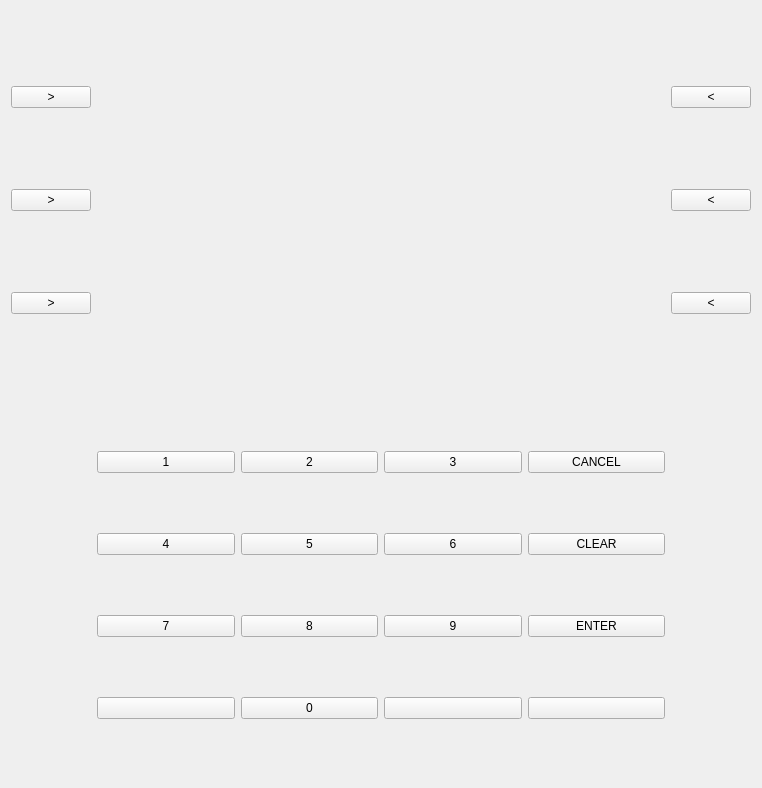
Qt form frontend/ATMSimulator.ui (katerynabratiuk/ATM) before a commit.
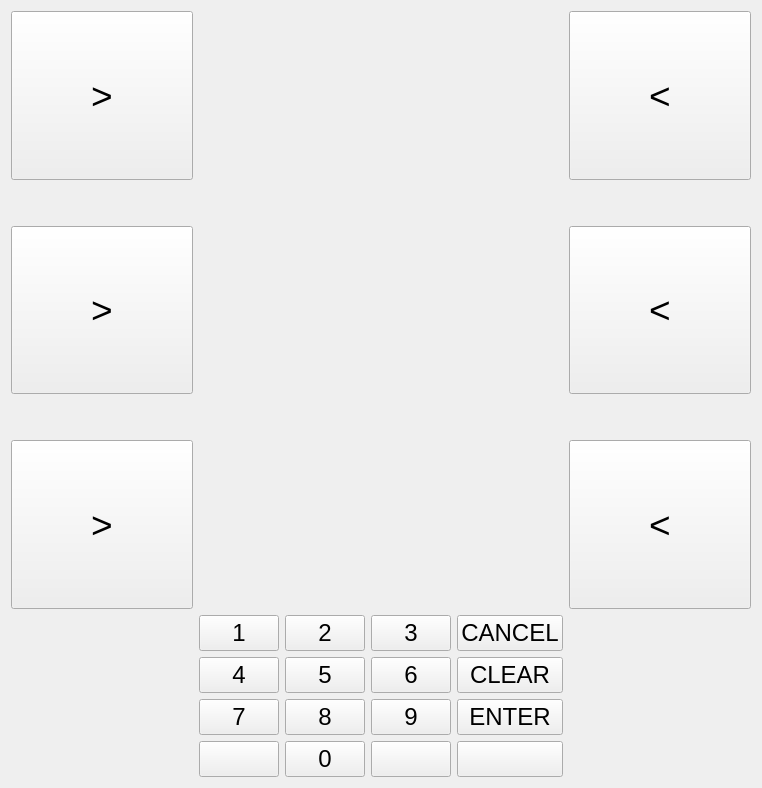
The same form after that commit.

Commit message: feat: change main atm interface style

Diff of the .ui file:
```diff
--- a/frontend/ATMSimulator.ui
+++ b/frontend/ATMSimulator.ui
@@ -17,6 +17,12 @@
    <layout class="QGridLayout" name="gridLayout">
     <item row="0" column="1">
      <widget class="QStackedWidget" name="widgetStack">
+      <property name="sizePolicy">
+       <sizepolicy hsizetype="Expanding" vsizetype="Expanding">
+        <horstretch>0</horstretch>
+        <verstretch>0</verstretch>
+       </sizepolicy>
+      </property>
       <widget class="QWidget" name="page"/>
       <widget class="QWidget" name="page_2"/>
      </widget>
@@ -25,20 +31,85 @@
      <layout class="QVBoxLayout" name="verticalLayout">
       <item>
        <widget class="QPushButton" name="btnLeft1">
+        <property name="sizePolicy">
+         <sizepolicy hsizetype="Expanding" vsizetype="Expanding">
+          <horstretch>0</horstretch>
+          <verstretch>0</verstretch>
+         </sizepolicy>
+        </property>
+        <property name="font">
+         <font>
+          <pointsize>28</pointsize>
+         </font>
+        </property>
         <property name="text">
          <string>&gt;</string>
         </property>
        </widget>
       </item>
+      <item>
+       <spacer name="verticalSpacer_3">
+        <property name="orientation">
+         <enum>Qt::Orientation::Vertical</enum>
+        </property>
+        <property name="sizeType">
+         <enum>QSizePolicy::Policy::Preferred</enum>
+        </property>
+        <property name="sizeHint" stdset="0">
+         <size>
+          <width>20</width>
+          <height>40</height>
+         </size>
+        </property>
+       </spacer>
+      </item>
       <item>
        <widget class="QPushButton" name="btnLeft2">
+        <property name="sizePolicy">
+         <sizepolicy hsizetype="Expanding" vsizetype="Expanding">
+          <horstretch>0</horstretch>
+          <verstretch>0</verstretch>
+         </sizepolicy>
+        </property>
+        <property name="font">
+         <font>
+          <pointsize>28</pointsize>
+         </font>
+        </property>
         <property name="text">
          <string>&gt;</string>
         </property>
        </widget>
       </item>
+      <item>
+       <spacer name="verticalSpacer_4">
+        <property name="orientation">
+         <enum>Qt::Orientation::Vertical</enum>
+        </property>
+        <property name="sizeType">
+         <enum>QSizePolicy::Policy::Preferred</enum>
+        </property>
+        <property name="sizeHint" stdset="0">
+         <size>
+          <width>20</width>
+          <height>40</height>
+         </size>
+        </property>
+       </spacer>
+      </item>
       <item>
        <widget class="QPushButton" name="btnLeft3">
+        <property name="sizePolicy">
+         <sizepolicy hsizetype="Expanding" vsizetype="Expanding">
+          <horstretch>0</horstretch>
+          <verstretch>0</verstretch>
+         </sizepolicy>
+        </property>
+        <property name="font">
+         <font>
+          <pointsize>28</pointsize>
+         </font>
+        </property>
         <property name="text">
          <string>&gt;</string>
         </property>
@@ -51,6 +122,9 @@
       <property name="orientation">
        <enum>Qt::Orientation::Vertical</enum>
       </property>
+      <property name="sizeType">
+       <enum>QSizePolicy::Policy::Preferred</enum>
+      </property>
       <property name="sizeHint" stdset="0">
        <size>
         <width>20</width>
@@ -63,20 +137,85 @@
      <layout class="QVBoxLayout" name="verticalLayout_2">
       <item>
        <widget class="QPushButton" name="btnRight1">
+        <property name="sizePolicy">
+         <sizepolicy hsizetype="Expanding" vsizetype="Expanding">
+          <horstretch>0</horstretch>
+          <verstretch>0</verstretch>
+         </sizepolicy>
+        </property>
+        <property name="font">
+         <font>
+          <pointsize>28</pointsize>
+         </font>
+        </property>
         <property name="text">
          <string>&lt;</string>
         </property>
        </widget>
       </item>
+      <item>
+       <spacer name="verticalSpacer_5">
+        <property name="orientation">
+         <enum>Qt::Orientation::Vertical</enum>
+        </property>
+        <property name="sizeType">
+         <enum>QSizePolicy::Policy::Preferred</enum>
+        </property>
+        <property name="sizeHint" stdset="0">
+         <size>
+          <width>20</width>
+          <height>40</height>
+         </size>
+        </property>
+       </spacer>
+      </item>
       <item>
        <widget class="QPushButton" name="btnRight2">
+        <property name="sizePolicy">
+         <sizepolicy hsizetype="Expanding" vsizetype="Expanding">
+          <horstretch>0</horstretch>
+          <verstretch>0</verstretch>
+         </sizepolicy>
+        </property>
+        <property name="font">
+         <font>
+          <pointsize>28</pointsize>
+         </font>
+        </property>
         <property name="text">
          <string>&lt;</string>
         </property>
        </widget>
       </item>
+      <item>
+       <spacer name="verticalSpacer_6">
+        <property name="orientation">
+         <enum>Qt::Orientation::Vertical</enum>
+        </property>
+        <property name="sizeType">
+         <enum>QSizePolicy::Policy::Preferred</enum>
+        </property>
+        <property name="sizeHint" stdset="0">
+         <size>
+          <width>20</width>
+          <height>40</height>
+         </size>
+        </property>
+       </spacer>
+      </item>
       <item>
        <widget class="QPushButton" name="btnRight3">
+        <property name="sizePolicy">
+         <sizepolicy hsizetype="Expanding" vsizetype="Expanding">
+          <horstretch>0</horstretch>
+          <verstretch>0</verstretch>
+         </sizepolicy>
+        </property>
+        <property name="font">
+         <font>
+          <pointsize>28</pointsize>
+         </font>
+        </property>
         <property name="text">
          <string>&lt;</string>
         </property>
@@ -89,6 +228,9 @@
       <property name="orientation">
        <enum>Qt::Orientation::Vertical</enum>
       </property>
+      <property name="sizeType">
+       <enum>QSizePolicy::Policy::Preferred</enum>
+      </property>
       <property name="sizeHint" stdset="0">
        <size>
         <width>20</width>
@@ -101,6 +243,17 @@
      <layout class="QGridLayout" name="gridLayout_2">
       <item row="0" column="3">
        <widget class="QPushButton" name="btnCancel">
+        <property name="sizePolicy">
+         <sizepolicy hsizetype="Expanding" vsizetype="Preferred">
+          <horstretch>0</horstretch>
+          <verstretch>0</verstretch>
+         </sizepolicy>
+        </property>
+        <property name="font">
+         <font>
+          <pointsize>18</pointsize>
+         </font>
+        </property>
         <property name="text">
          <string>CANCEL</string>
         </property>
@@ -108,6 +261,17 @@
       </item>
       <item row="1" column="3">
        <widget class="QPushButton" name="btnClear">
+        <property name="sizePolicy">
+         <sizepolicy hsizetype="Expanding" vsizetype="Preferred">
+          <horstretch>0</horstretch>
+          <verstretch>0</verstretch>
+         </sizepolicy>
+        </property>
+        <property name="font">
+         <font>
+          <pointsize>18</pointsize>
+         </font>
+        </property>
         <property name="text">
          <string>CLEAR</string>
         </property>
@@ -115,6 +279,17 @@
       </item>
       <item row="1" column="2">
        <widget class="QPushButton" name="btn6">
+        <property name="sizePolicy">
+         <sizepolicy hsizetype="Expanding" vsizetype="Preferred">
+          <horstretch>0</horstretch>
+          <verstretch>0</verstretch>
+         </sizepolicy>
+        </property>
+        <property name="font">
+         <font>
+          <pointsize>18</pointsize>
+         </font>
+        </property>
         <property name="text">
          <string>6</string>
         </property>
@@ -122,6 +297,17 @@
       </item>
       <item row="3" column="2">
        <widget class="QPushButton" name="btn9">
+        <property name="sizePolicy">
+         <sizepolicy hsizetype="Expanding" vsizetype="Preferred">
+          <horstretch>0</horstretch>
+          <verstretch>0</verstretch>
+         </sizepolicy>
+        </property>
+        <property name="font">
+         <font>
+          <pointsize>18</pointsize>
+         </font>
+        </property>
         <property name="text">
          <string>9</string>
         </property>
@@ -129,6 +315,17 @@
       </item>
       <item row="4" column="0">
        <widget class="QPushButton" name="pushButton_17">
+        <property name="sizePolicy">
+         <sizepolicy hsizetype="Expanding" vsizetype="Preferred">
+          <horstretch>0</horstretch>
+          <verstretch>0</verstretch>
+         </sizepolicy>
+        </property>
+        <property name="font">
+         <font>
+          <pointsize>18</pointsize>
+         </font>
+        </property>
         <property name="text">
          <string/>
         </property>
@@ -136,6 +333,17 @@
       </item>
       <item row="4" column="1">
        <widget class="QPushButton" name="btn0">
+        <property name="sizePolicy">
+         <sizepolicy hsizetype="Expanding" vsizetype="Preferred">
+          <horstretch>0</horstretch>
+          <verstretch>0</verstretch>
+         </sizepolicy>
+        </property>
+        <property name="font">
+         <font>
+          <pointsize>18</pointsize>
+         </font>
+        </property>
         <property name="text">
          <string>0</string>
         </property>
@@ -143,6 +351,17 @@
       </item>
       <item row="1" column="1">
        <widget class="QPushButton" name="btn5">
+        <property name="sizePolicy">
+         <sizepolicy hsizetype="Expanding" vsizetype="Preferred">
+          <horstretch>0</horstretch>
+          <verstretch>0</verstretch>
+         </sizepolicy>
+        </property>
+        <property name="font">
+         <font>
+          <pointsize>18</pointsize>
+         </font>
+        </property>
         <property name="text">
          <string>5</string>
         </property>
@@ -150,6 +369,17 @@
       </item>
       <item row="1" column="0">
        <widget class="QPushButton" name="btn4">
+        <property name="sizePolicy">
+         <sizepolicy hsizetype="Expanding" vsizetype="Preferred">
+          <horstretch>0</horstretch>
+          <verstretch>0</verstretch>
+         </sizepolicy>
+        </property>
+        <property name="font">
+         <font>
+          <pointsize>18</pointsize>
+         </font>
+        </property>
         <property name="text">
          <string>4</string>
         </property>
@@ -157,6 +387,17 @@
       </item>
       <item row="0" column="1">
        <widget class="QPushButton" name="btn2">
+        <property name="sizePolicy">
+         <sizepolicy hsizetype="Expanding" vsizetype="Preferred">
+          <horstretch>0</horstretch>
+          <verstretch>0</verstretch>
+         </sizepolicy>
+        </property>
+        <property name="font">
+         <font>
+          <pointsize>18</pointsize>
+         </font>
+        </property>
         <property name="text">
          <string>2</string>
         </property>
@@ -164,6 +405,17 @@
       </item>
       <item row="3" column="1">
        <widget class="QPushButton" name="btn8">
+        <property name="sizePolicy">
+         <sizepolicy hsizetype="Expanding" vsizetype="Preferred">
+          <horstretch>0</horstretch>
+          <verstretch>0</verstretch>
+         </sizepolicy>
+        </property>
+        <property name="font">
+         <font>
+          <pointsize>18</pointsize>
+         </font>
+        </property>
         <property name="text">
          <string>8</string>
         </property>
@@ -171,6 +423,17 @@
       </item>
       <item row="0" column="2">
        <widget class="QPushButton" name="btn3">
+        <property name="sizePolicy">
+         <sizepolicy hsizetype="Expanding" vsizetype="Preferred">
+          <horstretch>0</horstretch>
+          <verstretch>0</verstretch>
+         </sizepolicy>
+        </property>
+        <property name="font">
+         <font>
+          <pointsize>18</pointsize>
+         </font>
+        </property>
         <property name="text">
          <string>3</string>
         </property>
@@ -178,6 +441,17 @@
       </item>
       <item row="0" column="0">
        <widget class="QPushButton" name="btn1">
+        <property name="sizePolicy">
+         <sizepolicy hsizetype="Expanding" vsizetype="Preferred">
+          <horstretch>0</horstretch>
+          <verstretch>0</verstretch>
+         </sizepolicy>
+        </property>
+        <property name="font">
+         <font>
+          <pointsize>18</pointsize>
+         </font>
+        </property>
         <property name="text">
          <string>1</string>
         </property>
@@ -185,6 +459,17 @@
       </item>
       <item row="4" column="2">
        <widget class="QPushButton" name="pushButton_20">
+        <property name="sizePolicy">
+         <sizepolicy hsizetype="Expanding" vsizetype="Preferred">
+          <horstretch>0</horstretch>
+          <verstretch>0</verstretch>
+         </sizepolicy>
+        </property>
+        <property name="font">
+         <font>
+          <pointsize>18</pointsize>
+         </font>
+        </property>
         <property name="text">
          <string/>
         </property>
@@ -192,6 +477,17 @@
       </item>
       <item row="3" column="0">
        <widget class="QPushButton" name="btn7">
+        <property name="sizePolicy">
+         <sizepolicy hsizetype="Expanding" vsizetype="Preferred">
+          <horstretch>0</horstretch>
+          <verstretch>0</verstretch>
+         </sizepolicy>
+        </property>
+        <property name="font">
+         <font>
+          <pointsize>18</pointsize>
+         </font>
+        </property>
         <property name="text">
          <string>7</string>
         </property>
@@ -199,6 +495,17 @@
       </item>
       <item row="3" column="3">
        <widget class="QPushButton" name="btnEnter">
+        <property name="sizePolicy">
+         <sizepolicy hsizetype="Expanding" vsizetype="Preferred">
+          <horstretch>0</horstretch>
+          <verstretch>0</verstretch>
+         </sizepolicy>
+        </property>
+        <property name="font">
+         <font>
+          <pointsize>18</pointsize>
+         </font>
+        </property>
         <property name="text">
          <string>ENTER</string>
         </property>
@@ -206,6 +513,17 @@
       </item>
       <item row="4" column="3">
        <widget class="QPushButton" name="pushButton_22">
+        <property name="sizePolicy">
+         <sizepolicy hsizetype="Expanding" vsizetype="Preferred">
+          <horstretch>0</horstretch>
+          <verstretch>0</verstretch>
+         </sizepolicy>
+        </property>
+        <property name="font">
+         <font>
+          <pointsize>18</pointsize>
+         </font>
+        </property>
         <property name="text">
          <string/>
         </property>
```
The commit also changes 2 other files.
